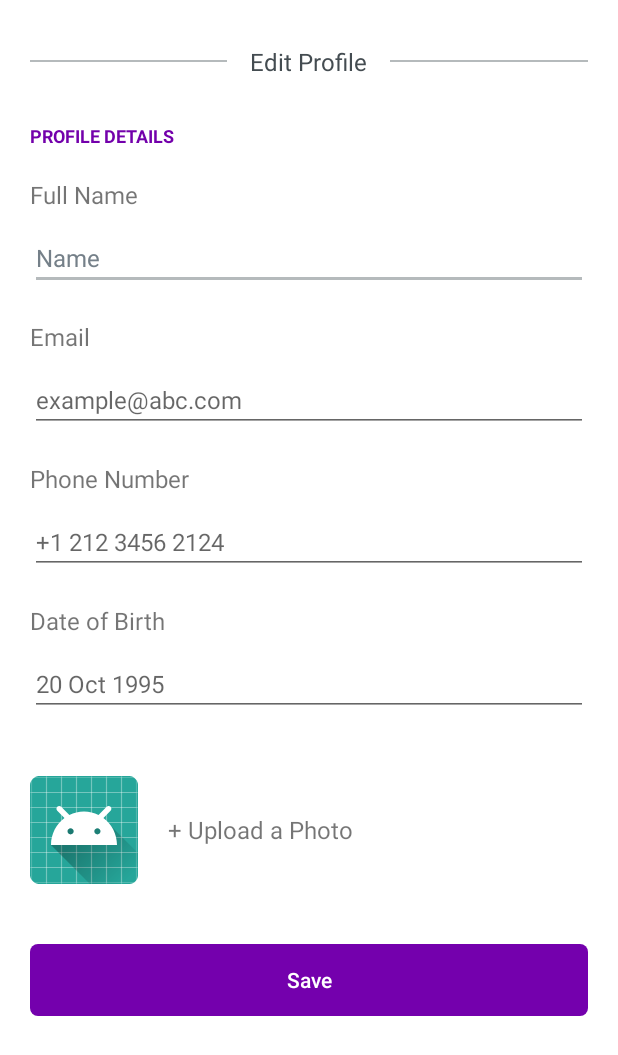
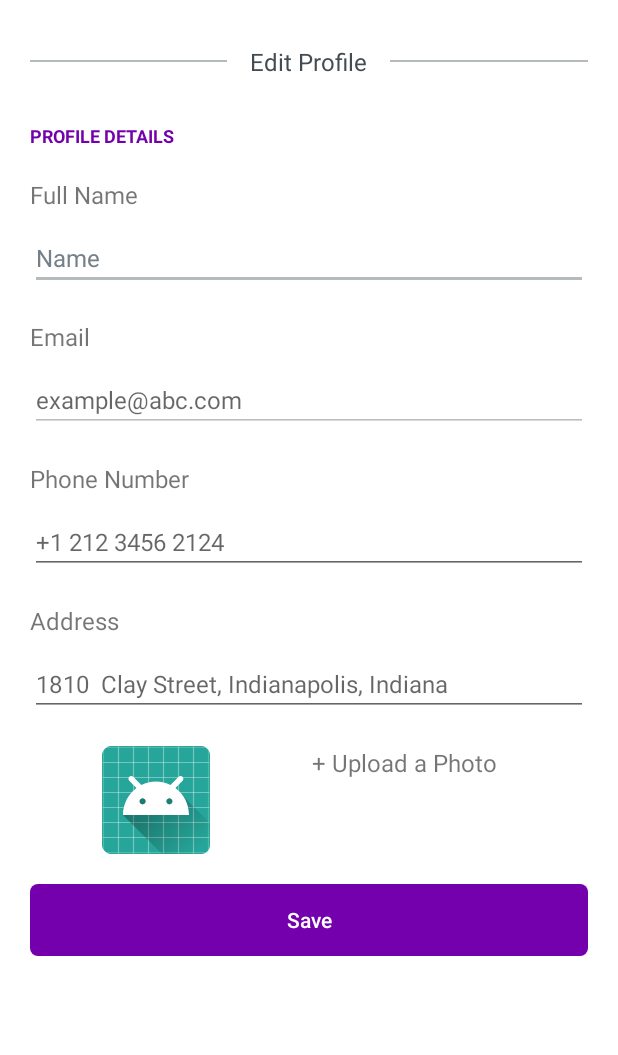
Before and after one commit to navclick/OCflex-Customer, an Android app: the layout edit_profile.xml on its own in the app's theme, with its tools: preview values and no code run, on a phone screen of 412 x 824 dp. Shown: the top 1055 px of the screen. Run offline under Robolectric (Android 15) with nearby library versions, the phone set to English and light mode, and no system bars.

Commit message:
Added Edit profile get functionality and image helper class

```diff
--- a/app/src/main/java/com/example/fightersarena/ocflex_costumer/Activities/ServicesListActivity.java
+++ b/app/src/main/java/com/example/fightersarena/ocflex_costumer/Activities/ServicesListActivity.java
@@ -22,6 +22,7 @@ import android.widget.Toast;
 
 
 import com.example.fightersarena.ocflex_costumer.Adapter.CustomerServicesAdapter;
+import com.example.fightersarena.ocflex_costumer.Base.BaseActivity;
 import com.example.fightersarena.ocflex_costumer.Listeners.RecyclerTouchListener;
 import com.example.fightersarena.ocflex_costumer.Models.CustomerService;
 import com.example.fightersarena.ocflex_costumer.Models.CustomerServices;
@@ -38,7 +39,7 @@ import retrofit2.Call;
 import retrofit2.Callback;
 import retrofit2.Response;
 
-public class ServicesListActivity extends AppCompatActivity implements  NavigationView.OnNavigationItemSelectedListener {
+public class ServicesListActivity extends BaseActivity implements  NavigationView.OnNavigationItemSelectedListener {
 
     public TextView tv;
     public ImageView i;
@@ -123,7 +124,8 @@ public class ServicesListActivity extends AppCompatActivity implements  Navigati
 
         } else if (id == R.id.menu_profile) {
             mDrawerLayout.closeDrawers();
-            // openActivityProfile();
+            OpenActivity(EditProfileActivity.class);
+            //openActivityProfile();
             //MenuHandler.smsTracking(this);
             //MenuHandler.callUs(this);
             //ActivityManager.showPopup(BookingActivity.this, Constant.CALL_NOW_DESCRIPTION, Constant.CALL_NOW_HEADING, Constant.CANCEL_BUTTON, Constant.CALL_NOW_BUTTON, Constant.CALL_BUTTON, Constant.PopupType.INFORMATION.ordinal());
--- a/app/src/main/res/layout/edit_profile.xml
+++ b/app/src/main/res/layout/edit_profile.xml
@@ -80,7 +80,7 @@
                     android:textSize="16sp" />
 
                 <EditText
-                    android:id="@+id/editText100"
+                    android:id="@+id/txt_fullname"
                     android:layout_width="match_parent"
                     android:layout_height="wrap_content"
                     android:layout_marginEnd="20dp"
@@ -100,7 +100,7 @@
                 android:orientation="vertical">
 
                 <TextView
-                    android:id="@+id/textView800"
+                    android:id="@+id/textView81"
                     android:layout_width="match_parent"
                     android:layout_height="wrap_content"
                     android:layout_marginBottom="10dp"
@@ -110,12 +110,13 @@
                     android:textSize="16sp" />
 
                 <EditText
-                    android:id="@+id/editText1000"
+                    android:id="@+id/txt_email"
                     android:layout_width="match_parent"
                     android:layout_height="wrap_content"
                     android:layout_marginEnd="20dp"
                     android:layout_marginStart="20dp"
                     android:ems="10"
+                    android:enabled="false"
                     android:hint="example@abc.com"
                     android:inputType="textEmailAddress"
                     android:textColor="#758089"
@@ -139,7 +140,7 @@
                     android:textSize="16sp" />
 
                 <EditText
-                    android:id="@+id/editText1010"
+                    android:id="@+id/txt_phone"
                     android:layout_width="match_parent"
                     android:layout_height="wrap_content"
                     android:layout_marginEnd="20dp"
@@ -164,17 +165,17 @@
                     android:layout_marginBottom="10dp"
                     android:layout_marginEnd="20dp"
                     android:layout_marginStart="20dp"
-                    android:text="Date of Birth"
+                    android:text="Address"
                     android:textSize="16sp" />
 
                 <EditText
-                    android:id="@+id/editText1029"
+                    android:id="@+id/txt_address"
                     android:layout_width="match_parent"
                     android:layout_height="wrap_content"
                     android:layout_marginEnd="20dp"
                     android:layout_marginStart="20dp"
                     android:ems="10"
-                    android:hint="20 Oct 1995"
+                    android:hint="1810  Clay Street, Indianapolis, Indiana"
                     android:inputType="date"
                     android:textColor="#758089"
                     android:textSize="16sp" />
@@ -183,25 +184,24 @@
             <LinearLayout
                 android:layout_width="match_parent"
                 android:layout_height="match_parent"
+                android:weightSum="10"
                 android:layout_marginBottom="20dp"
                 android:gravity="center_vertical"
                 android:orientation="horizontal">
 
-                <ImageButton
-                    android:id="@+id/imageButton"
+                <ImageView
+                    android:id="@+id/img_profile"
                     android:layout_width="wrap_content"
-                    android:layout_height="wrap_content"
-                    android:layout_marginBottom="20dp"
-                    android:layout_marginEnd="20dp"
-                    android:layout_marginStart="20dp"
-                    android:layout_marginTop="20dp"
+                    android:layout_height="match_parent"
+                    android:layout_weight="4"
                     android:background="@null"
                     app:srcCompat="@mipmap/ic_launcher" />
 
                 <TextView
                     android:id="@+id/textView8"
-                    android:layout_width="wrap_content"
-                    android:layout_height="wrap_content"
+                    android:layout_width="0dp"
+                    android:layout_height="match_parent"
+                    android:layout_weight="6"
                     android:text="+ Upload a Photo"
                     android:textSize="16sp" />
 
```
Also changed, not shown: app/src/main/AndroidManifest.xml (+7 -2 lines), app/src/main/java/com/example/fightersarena/ocflex_costumer/Activities/EditProfileActivity.java (added, +163 -0 lines), app/src/main/java/com/example/fightersarena/ocflex_costumer/Helpers/ImageHelper.java (added, +41 -0 lines).
